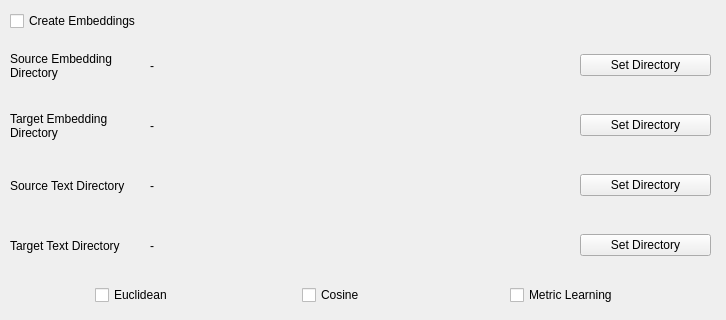
rajithacharith/fyp, file layout.ui: the form before one commit; both pictures show x 0 to 726 and y 0 to 320 of the 726 by 669 pixel window.
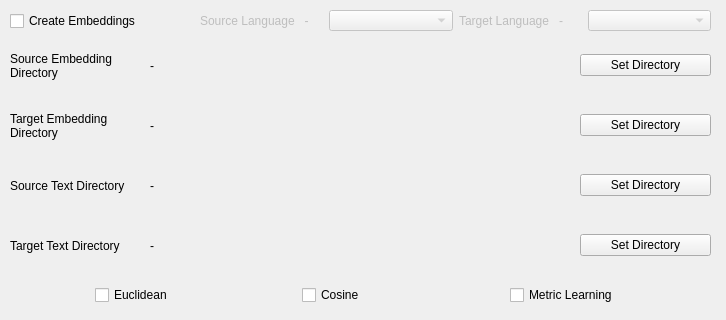
The form after the commit.

What changed in the file:
```diff
--- a/layout.ui
+++ b/layout.ui
@@ -416,6 +416,52 @@
     </item>
    </layout>
   </widget>
+  <widget class="QWidget" name="horizontalLayoutWidget_2">
+   <property name="geometry">
+    <rect>
+     <x>200</x>
+     <y>10</y>
+     <width>511</width>
+     <height>21</height>
+    </rect>
+   </property>
+   <layout class="QHBoxLayout" name="horizontalLayout_2">
+    <item>
+     <widget class="QLabel" name="label_9">
+      <property name="enabled">
+       <bool>false</bool>
+      </property>
+      <property name="text">
+       <string>Source Language   - </string>
+      </property>
+     </widget>
+    </item>
+    <item>
+     <widget class="QComboBox" name="comboBox_sourceLang">
+      <property name="enabled">
+       <bool>false</bool>
+      </property>
+     </widget>
+    </item>
+    <item>
+     <widget class="QLabel" name="label_10">
+      <property name="enabled">
+       <bool>false</bool>
+      </property>
+      <property name="text">
+       <string>Target Language   -</string>
+      </property>
+     </widget>
+    </item>
+    <item>
+     <widget class="QComboBox" name="comboBox_targetLang">
+      <property name="enabled">
+       <bool>false</bool>
+      </property>
+     </widget>
+    </item>
+   </layout>
+  </widget>
  </widget>
  <resources/>
  <connections/>
```
